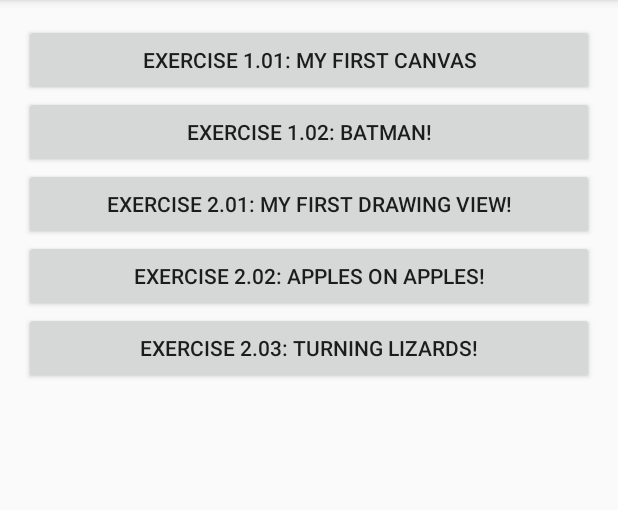
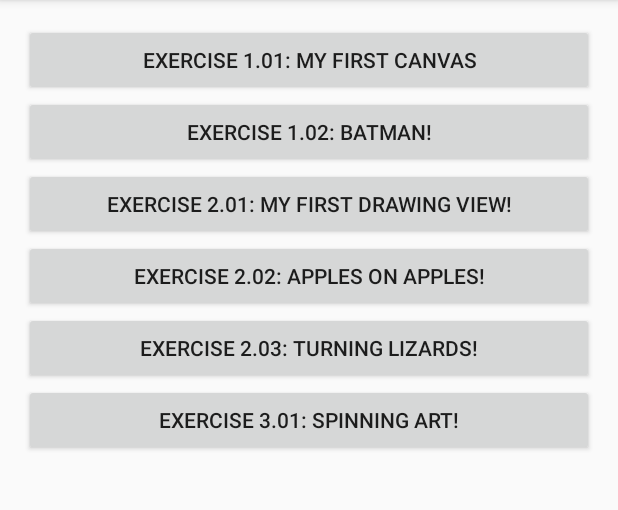
Before and after one commit to sergiandreplace/canvas_workshop, an Android app: the screen it shows after launch (MainActivity), on a phone screen of 412 x 824 dp, the part 84-594 px from its top. Run offline under Robolectric (Android 15) with nearby library versions, the phone set to English and light mode, and no system bars.

```diff
--- a/app/src/main/AndroidManifest.xml
+++ b/app/src/main/AndroidManifest.xml
@@ -21,6 +21,7 @@
         <activity android:name=".activity.MyFirstDrawingViewActivity" android:label="@string/ex2_01_name"/>
         <activity android:name=".activity.MaskedImageActivity" android:label="@string/ex2_02_name"/>
         <activity android:name=".activity.TurningLizardsActivity" android:label="@string/ex2_03_name"/>
+        <activity android:name=".activity.SpinningNewspaperActivity" android:label="@string/ex3_01_name"/>
     </application>
 
 </manifest>
--- a/app/src/main/java/com/sergiandreplace/canvas/activity/MainActivity.java
+++ b/app/src/main/java/com/sergiandreplace/canvas/activity/MainActivity.java
@@ -37,6 +37,7 @@ public class MainActivity extends ActionBarActivity {
         setupButton(R.id.ex2_01, MyFirstDrawingViewActivity.class);
         setupButton(R.id.ex2_02, MaskedImageActivity.class);
         setupButton(R.id.ex2_03, TurningLizardsActivity.class);
+        setupButton(R.id.ex3_01, SpinningNewspaperActivity.class);
     }
     @Override
     public boolean onCreateOptionsMenu(Menu menu) {
--- a/app/src/main/res/layout/activity_main.xml
+++ b/app/src/main/res/layout/activity_main.xml
@@ -46,6 +46,12 @@
                 android:layout_height="wrap_content"
                 android:layout_gravity="center_horizontal|top"
                 android:text="@string/ex2_03_name" />
+            <Button
+                android:id="@+id/ex3_01"
+                android:layout_width="match_parent"
+                android:layout_height="wrap_content"
+                android:layout_gravity="center_horizontal|top"
+                android:text="@string/ex3_01_name" />
         </LinearLayout>
     </ScrollView>
 
--- a/app/src/main/res/values/strings.xml
+++ b/app/src/main/res/values/strings.xml
@@ -9,5 +9,6 @@
     <string name="ex2_01_name">Exercise 2.01: My first drawing view!</string>
     <string name="ex2_02_name">Exercise 2.02: Apples on apples!</string>
     <string name="ex2_03_name">Exercise 2.03: Turning lizards!</string>
+    <string name="ex3_01_name">Exercise 3.01: Spinning art!</string>
 
 </resources>
```
Also changed, not shown: app/src/main/java/com/sergiandreplace/canvas/activity/SpinningNewspaperActivity.java (added, +43 -0 lines), app/src/main/java/com/sergiandreplace/canvas/view/SpinningImageView.java (added, +163 -0 lines), app/src/main/res/layout/activity_spinning_newspaper.xml (added, +12 -0 lines), app/src/main/res/drawable/the_scream_by_munch.jpg (added).
